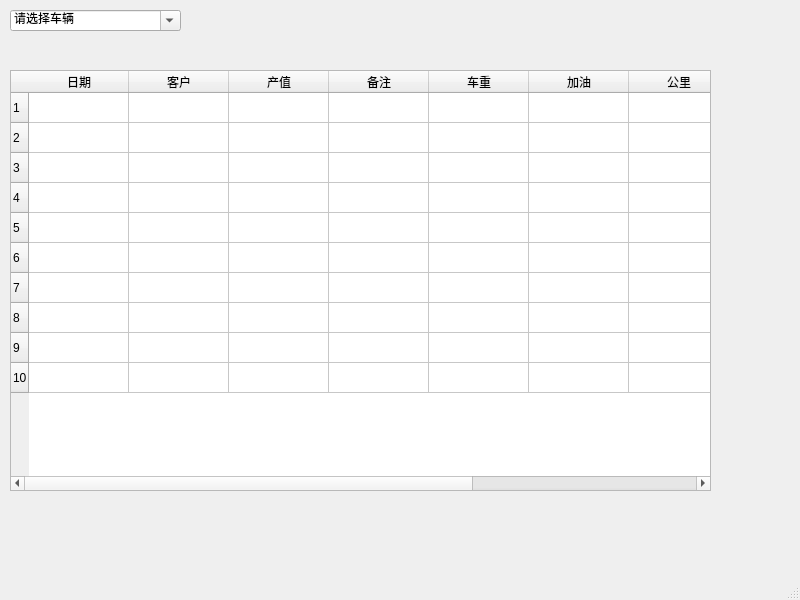
First picture: the form in untitled.ui, repository xiejiati/realSaraly, before the edit.
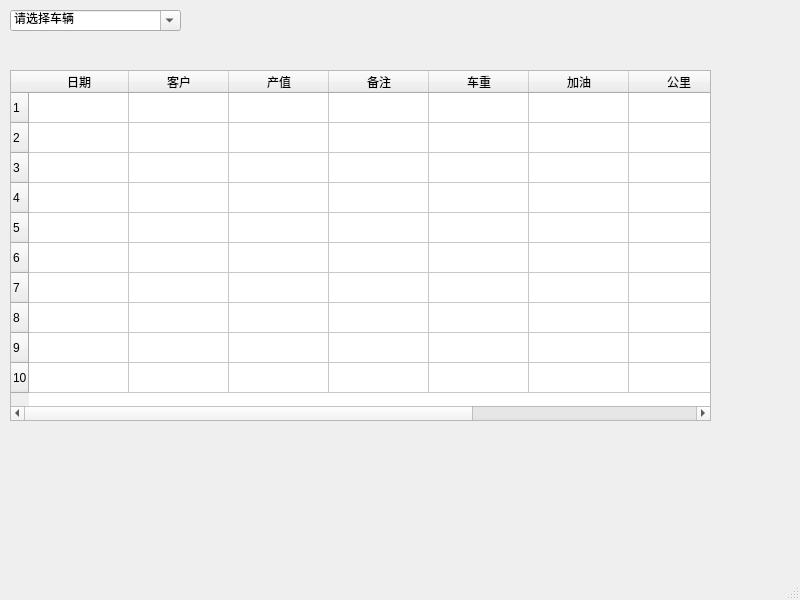
Second picture: the form after the edit.

The edit to the form file:
```diff
--- a/untitled.ui
+++ b/untitled.ui
@@ -20,7 +20,7 @@
       <x>10</x>
       <y>70</y>
       <width>701</width>
-      <height>421</height>
+      <height>351</height>
      </rect>
     </property>
     <property name="rowCount">
@@ -84,14 +84,6 @@
       <string>起止地</string>
      </property>
     </column>
-    <item row="0" column="0">
-     <property name="text">
-      <string/>
-     </property>
-     <property name="flags">
-      <set>ItemIsSelectable|ItemIsEditable|ItemIsDragEnabled|ItemIsUserCheckable|ItemIsEnabled</set>
-     </property>
-    </item>
    </widget>
    <widget class="QComboBox" name="comboBox">
     <property name="geometry">
```
